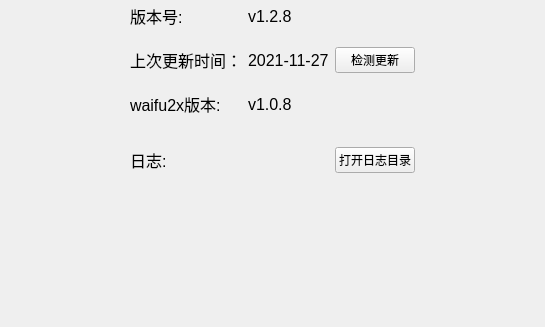
The window that ui/ui_help.ui (tonquer/JMComic-qt) describes before a commit, drawn with Qt 5; both pictures show x 0 to 545 and y 259 to 586 of the 545 by 586 pixel window.
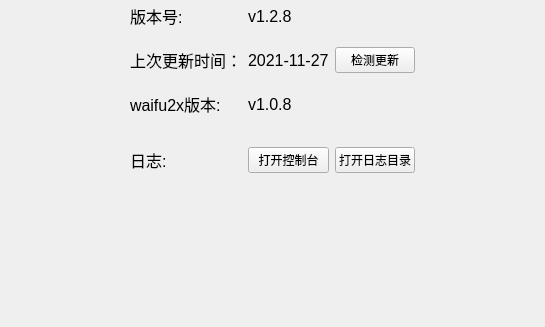
The same window after the commit. Icons and pictures are not drawn. Custom widgets are drawn as their Qt base class.

```diff
--- a/ui/ui_help.ui
+++ b/ui/ui_help.ui
@@ -224,6 +224,13 @@
                  </property>
                 </widget>
                </item>
+               <item row="3" column="1">
+                <widget class="QPushButton" name="openCmd">
+                 <property name="text">
+                  <string>打开控制台</string>
+                 </property>
+                </widget>
+               </item>
               </layout>
              </widget>
             </item>
```
